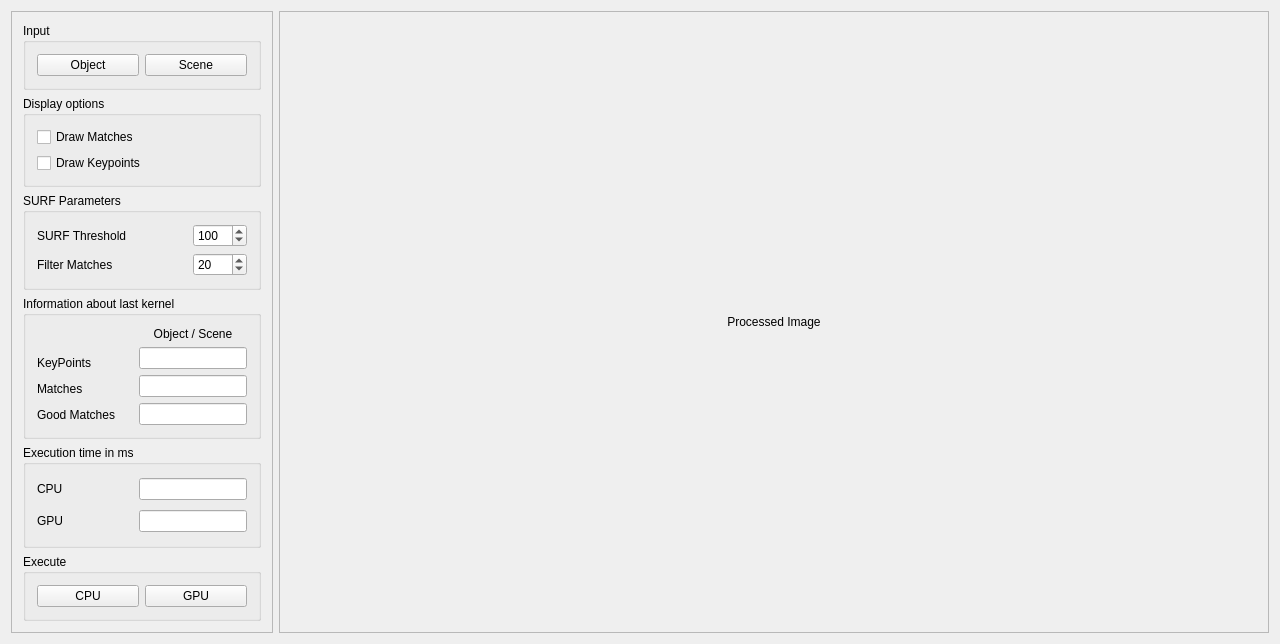
Qt form object-detect/mainwindow.ui (ZuDame/object-detect) before a commit.
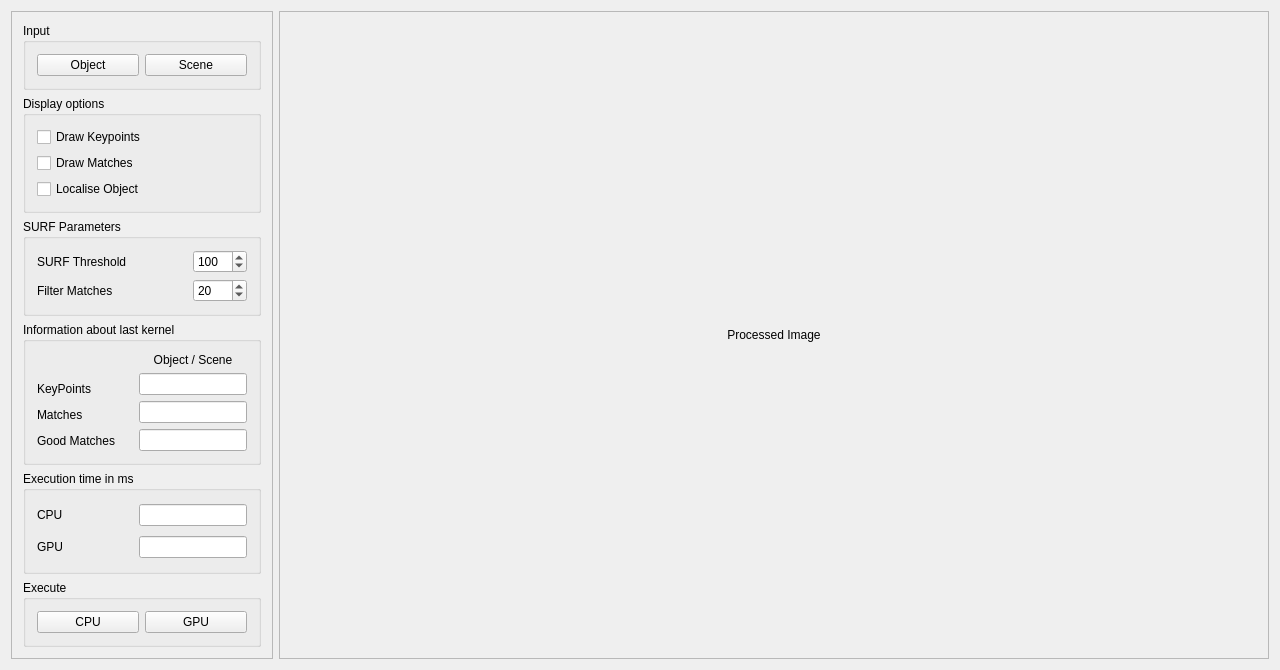
The same form after that commit.

Commit message: Localize Object checkbox added

The edit to the form file:
```diff
--- a/object-detect/mainwindow.ui
+++ b/object-detect/mainwindow.ui
@@ -36,20 +36,27 @@
           <string>Display options</string>
          </property>
          <layout class="QGridLayout" name="gridLayout_3">
-          <item row="0" column="0">
+          <item row="1" column="0">
            <widget class="QCheckBox" name="checkBoxDrawMatches">
             <property name="text">
              <string>Draw Matches</string>
             </property>
            </widget>
           </item>
-          <item row="1" column="0">
+          <item row="0" column="0">
            <widget class="QCheckBox" name="checkBoxDrawKeyPoints">
             <property name="text">
              <string>Draw Keypoints</string>
             </property>
            </widget>
           </item>
+          <item row="2" column="0">
+           <widget class="QCheckBox" name="checkBoxLocaliseObject">
+            <property name="text">
+             <string>Localise Object</string>
+            </property>
+           </widget>
+          </item>
          </layout>
         </widget>
        </item>
```
Left out of the diff: 1 changed line with no effect on the pictures.
